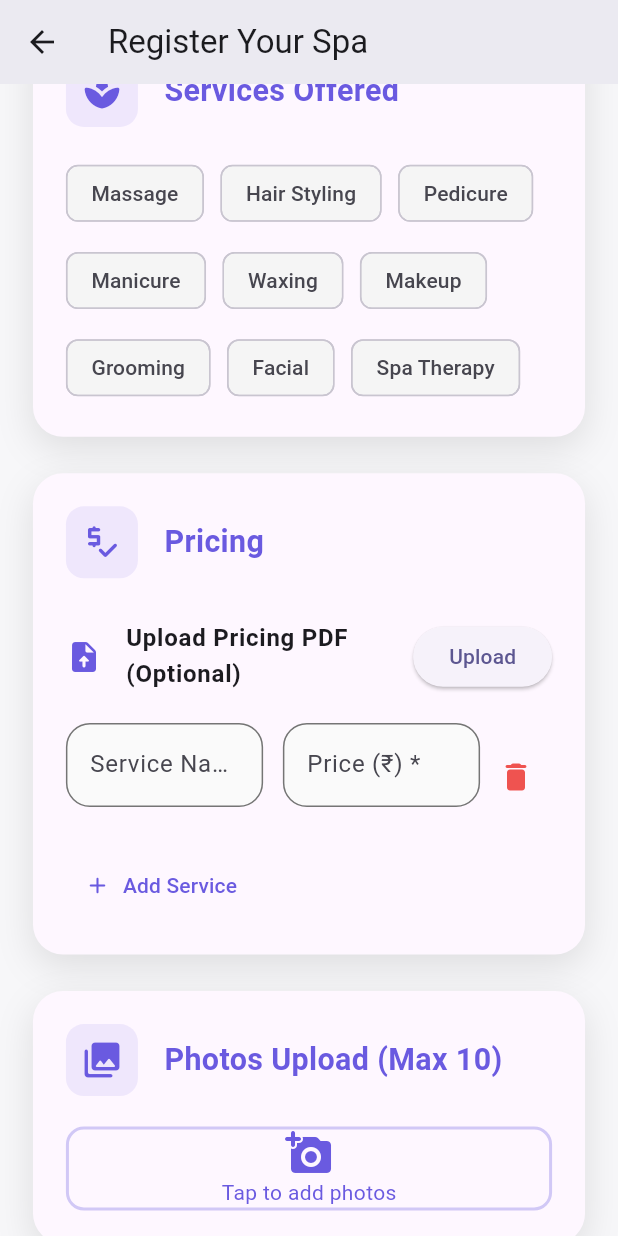
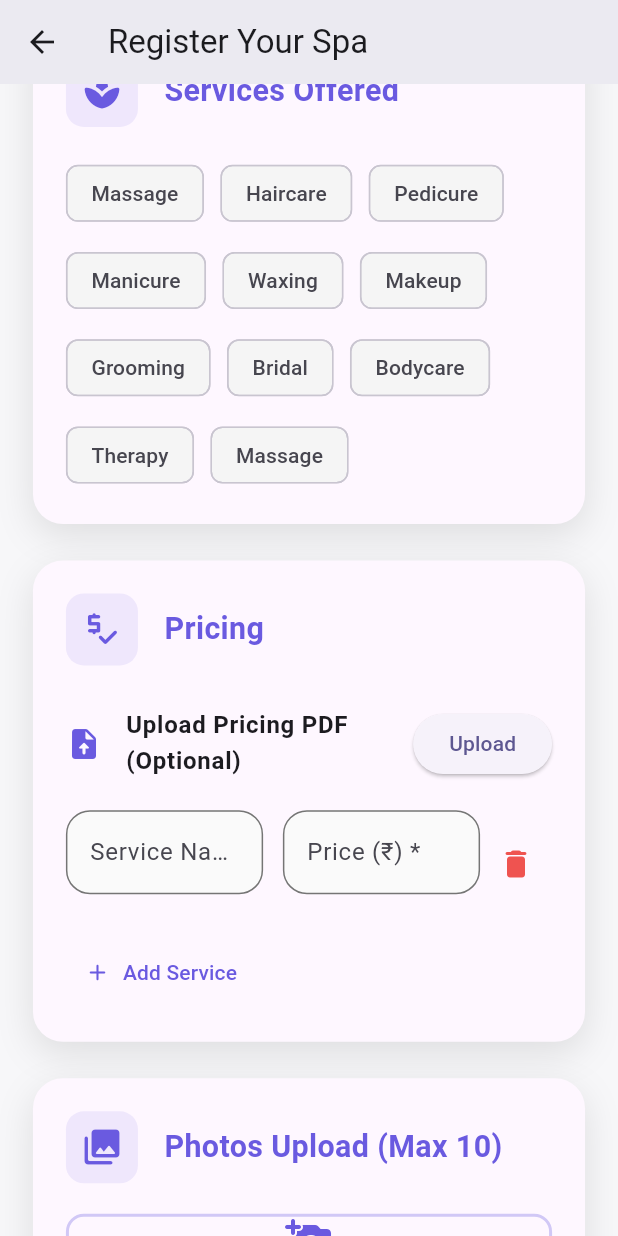
Before and after one commit to avrsoftdev/bookmyspa, a Flutter app: the RegisterYourSpaPage screen opened directly, scrolled down 1728 dp, on a phone screen of 412 x 824 dp. Run offline on Flutter 3.47's test engine with Material 3 defaults, Android fonts, the phone set to English and light mode, and no system bars; our stand-ins replace cloud_firestore, firebase_auth, firebase_core, firebase_storage, flutter_screenutil, geocoding and 3 more; missing offline and left inert: firebase_app_check; accounts and stored records are empty.

Commit message:
Services Offered

```diff
--- a/lib/src/features/spa_registration/presentation/pages/register_your_spa_page.dart
+++ b/lib/src/features/spa_registration/presentation/pages/register_your_spa_page.dart
@@ -44,7 +44,7 @@ class _RegisterYourSpaPageState extends State<RegisterYourSpaPage> {
 
   final Set<String> _selectedServices = {};
   final List<String> _serviceOptions = const [
-    'Massage', 'Hair Styling', 'Pedicure', 'Manicure', 'Waxing', 'Makeup', 'Grooming', 'Facial', 'Spa Therapy'
+    'Massage', 'Haircare', 'Pedicure', 'Manicure', 'Waxing', 'Makeup', 'Grooming', 'Bridal', 'Bodycare', 'Therapy', 'Massage'
   ];
 
   final List<Map<String, TextEditingController>> _pricingRows = [];
```
